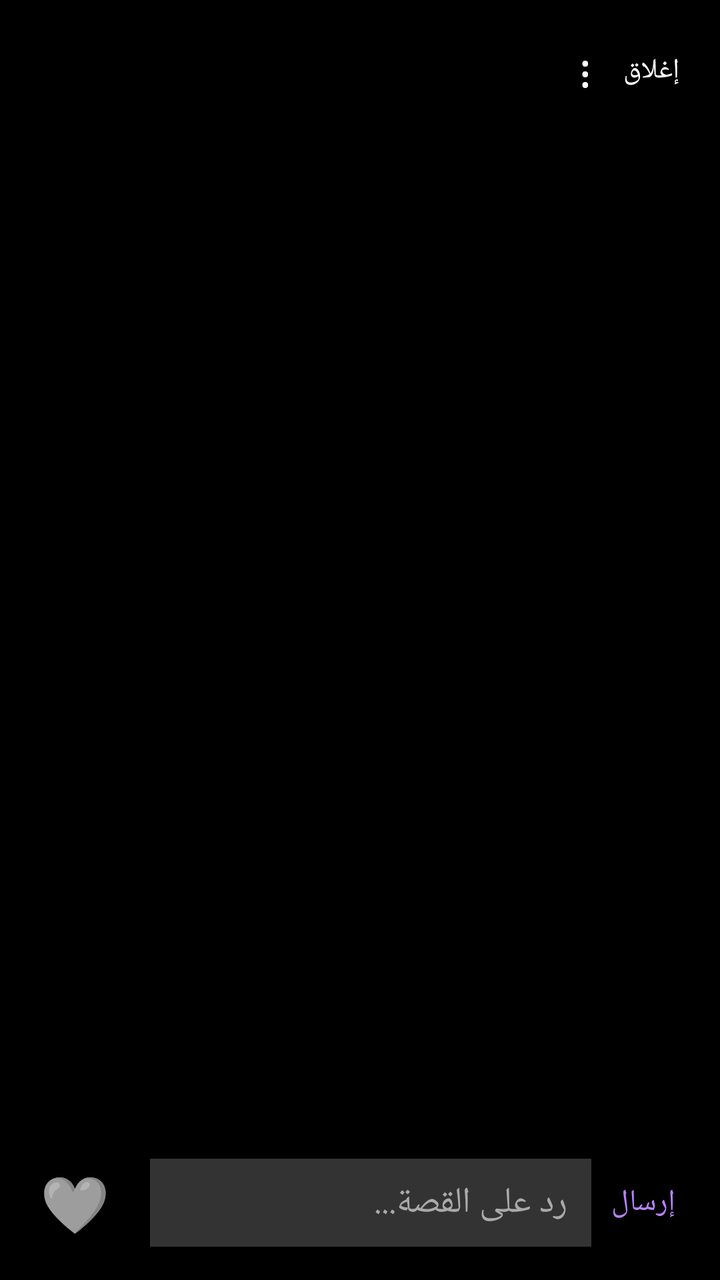
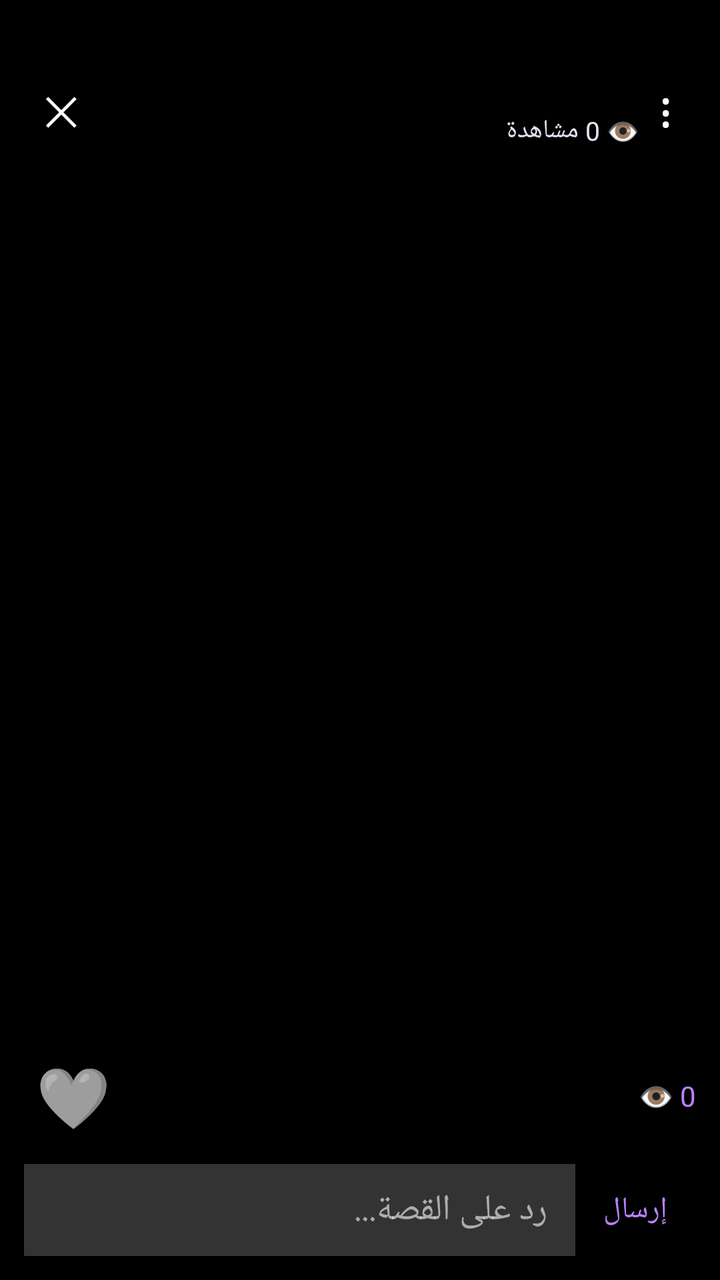

Screens rendered from an Android XML layout before and after an edit, with the pre-edit source and the edit as a unified diff.
<!-- AndroidManifest.xml: application theme Theme.ArabChat -->
<!-- res/layout/activity_story_viewer.xml -->
<?xml version="1.0" encoding="utf-8"?>
<FrameLayout xmlns:android="http://schemas.android.com/apk/res/android"
    android:layout_width="match_parent"
    android:layout_height="match_parent"
    android:background="#000000">

    <ImageView
        android:id="@+id/ivStory"
        android:layout_width="match_parent"
        android:layout_height="match_parent"
        android:scaleType="centerCrop"
        android:visibility="gone" />

    <VideoView
        android:id="@+id/vvStory"
        android:layout_width="match_parent"
        android:layout_height="match_parent"
        android:layout_gravity="center"
        android:visibility="gone" />

    
    <LinearLayout
        android:layout_width="match_parent"
        android:layout_height="wrap_content"
        android:orientation="vertical"
        android:padding="12dp"
        android:background="#66000000">

        <LinearLayout
            android:layout_width="match_parent"
            android:layout_height="wrap_content"
            android:gravity="center_vertical">

            <TextView
                android:id="@+id/tvStoryUser"
                android:layout_width="0dp"
                android:layout_height="wrap_content"
                android:layout_weight="1"
                android:textColor="#FFFFFF"
                android:textSize="16sp"
                android:textStyle="bold" />

            <TextView
                android:id="@+id/tvStoryViews"
                android:layout_width="wrap_content"
                android:layout_height="wrap_content"
                android:textColor="#E0E0E0"
                android:textSize="13sp"
                android:paddingEnd="12dp" />

            <TextView
                android:id="@+id/tvStoryMenu"
                android:layout_width="wrap_content"
                android:layout_height="wrap_content"
                android:text="⋮"
                android:textColor="#FFFFFF"
                android:textSize="22sp"
                android:padding="8dp" />

            <TextView
                android:id="@+id/tvCloseStory"
                android:layout_width="wrap_content"
                android:layout_height="wrap_content"
                android:text="إغلاق"
                android:textColor="#FFFFFF"
                android:padding="8dp" />
        </LinearLayout>

        <TextView
            android:id="@+id/tvStoryCaption"
            android:layout_width="match_parent"
            android:layout_height="wrap_content"
            android:textColor="#F0F0F0"
            android:textSize="14sp"
            android:paddingTop="4dp" />
    </LinearLayout>

    
    <LinearLayout
        android:layout_width="match_parent"
        android:layout_height="wrap_content"
        android:layout_gravity="bottom"
        android:orientation="horizontal"
        android:gravity="center_vertical"
        android:padding="12dp"
        android:background="#66000000">

        <TextView
            android:id="@+id/tvHeart"
            android:layout_width="wrap_content"
            android:layout_height="wrap_content"
            android:text="🤍"
            android:textSize="28sp"
            android:padding="8dp" />

        <TextView
            android:id="@+id/tvHeartCount"
            android:layout_width="wrap_content"
            android:layout_height="wrap_content"
            android:textColor="#FFFFFF"
            android:textSize="14sp"
            android:paddingEnd="12dp" />

        <EditText
            android:id="@+id/etStoryReply"
            android:layout_width="0dp"
            android:layout_height="44dp"
            android:layout_weight="1"
            android:hint="رد على القصة..."
            android:textColorHint="#AAAAAA"
            android:textColor="#FFFFFF"
            android:paddingHorizontal="12dp"
            android:background="#33FFFFFF"
            android:inputType="text"
            android:imeOptions="actionSend"
            android:maxLines="1" />

        <TextView
            android:id="@+id/tvSendReply"
            android:layout_width="wrap_content"
            android:layout_height="wrap_content"
            android:text="إرسال"
            android:textColor="#B983FF"
            android:textSize="15sp"
            android:padding="10dp" />
    </LinearLayout>
</FrameLayout>
<!-- resources referenced by this layout -->
<resources>
  <style name="Theme.ArabChat" parent="Theme.MaterialComponents.NoActionBar">
          <item name="colorPrimary">@color/colorPrimary</item>
          <item name="colorPrimaryDark">@color/colorPrimaryDark</item>
          <item name="colorAccent">@color/colorAccent</item>
          <item name="colorSecondary">@color/colorAccent</item>
          <item name="colorSurface">@color/surfaceElevated</item>
          <item name="colorOnSurface">@color/textPrimaryDark</item>
          <item name="colorOnPrimary">@color/textOnAccent</item>
          <item name="colorOnBackground">@color/textPrimaryDark</item>
          <item name="android:windowBackground">@color/bgBase</item>
          <item name="android:navigationBarColor">@color/amoledBlack</item>
          <item name="android:statusBarColor">@color/amoledBlack</item>
          <item name="android:textColorPrimary">@color/textPrimaryDark</item>
          <item name="android:textColorSecondary">@color/textSecondaryDark</item>
          <item name="android:forceDarkAllowed" tools:targetApi="q">false</item>
      </style>
  <color name="colorPrimary">#7C3AED</color>
  <color name="colorPrimaryDark">#5B21B6</color>
  <color name="colorAccent">#B983FF</color>
  <color name="surfaceElevated">#141019</color>
  <color name="textPrimaryDark">#F5F2FA</color>
  <color name="textOnAccent">#FFFFFF</color>
  <color name="bgBase">#08060C</color>
  <color name="amoledBlack">#000000</color>
  <color name="textSecondaryDark">#B8ADC9</color>
</resources>

<!-- the commit's change to res/layout/activity_story_viewer.xml (unified diff, before → after) -->
@@ -23,8 +23,11 @@
         android:layout_width="match_parent"
         android:layout_height="wrap_content"
         android:orientation="vertical"
-        android:padding="12dp"
-        android:background="#66000000">
+        android:background="#99000000"
+        android:paddingTop="28dp"
+        android:paddingBottom="10dp"
+        android:paddingStart="14dp"
+        android:paddingEnd="14dp">
 
         <LinearLayout
             android:layout_width="match_parent"
@@ -32,21 +35,39 @@
             android:gravity="center_vertical">
 
             <TextView
-                android:id="@+id/tvStoryUser"
+                android:id="@+id/tvCloseStory"
+                android:layout_width="wrap_content"
+                android:layout_height="wrap_content"
+                android:text="✕"
+                android:textColor="#FFFFFF"
+                android:textSize="20sp"
+                android:padding="8dp" />
+
+            <LinearLayout
                 android:layout_width="0dp"
                 android:layout_height="wrap_content"
                 android:layout_weight="1"
-                android:textColor="#FFFFFF"
-                android:textSize="16sp"
-                android:textStyle="bold" />
+                android:orientation="vertical"
+                android:paddingStart="8dp">
 
-            <TextView
-                android:id="@+id/tvStoryViews"
-                android:layout_width="wrap_content"
-                android:layout_height="wrap_content"
-                android:textColor="#E0E0E0"
-                android:textSize="13sp"
-                android:paddingEnd="12dp" />
+                <TextView
+                    android:id="@+id/tvStoryUser"
+                    android:layout_width="match_parent"
+                    android:layout_height="wrap_content"
+                    android:textColor="#FFFFFF"
+                    android:textSize="16sp"
+                    android:textStyle="bold"
+                    android:maxLines="1"
+                    android:ellipsize="end" />
+
+                <TextView
+                    android:id="@+id/tvStoryViews"
+                    android:layout_width="match_parent"
+                    android:layout_height="wrap_content"
+                    android:textColor="#E8E0F5"
+                    android:textSize="13sp"
+                    android:text="👁 0 مشاهدة" />
+            </LinearLayout>
 
             <TextView
                 android:id="@+id/tvStoryMenu"
@@ -54,25 +75,19 @@
                 android:layout_height="wrap_content"
                 android:text="⋮"
                 android:textColor="#FFFFFF"
-                android:textSize="22sp"
-                android:padding="8dp" />
-
-            <TextView
-                android:id="@+id/tvCloseStory"
-                android:layout_width="wrap_content"
-                android:layout_height="wrap_content"
-                android:text="إغلاق"
-                android:textColor="#FFFFFF"
-                android:padding="8dp" />
+                android:textSize="24sp"
+                android:padding="10dp" />
         </LinearLayout>
 
         <TextView
             android:id="@+id/tvStoryCaption"
             android:layout_width="match_parent"
             android:layout_height="wrap_content"
-            android:textColor="#F0F0F0"
+            android:textColor="#F5F5F5"
             android:textSize="14sp"
-            android:paddingTop="4dp" />
+            android:paddingTop="6dp"
+            android:maxLines="3"
+            android:ellipsize="end" />
     </LinearLayout>
 
     
@@ -80,48 +95,71 @@
         android:layout_width="match_parent"
         android:layout_height="wrap_content"
         android:layout_gravity="bottom"
-        android:orientation="horizontal"
-        android:gravity="center_vertical"
-        android:padding="12dp"
-        android:background="#66000000">
+        android:orientation="vertical"
+        android:background="#99000000"
+        android:padding="12dp">
 
-        <TextView
-            android:id="@+id/tvHeart"
-            android:layout_width="wrap_content"
+        <LinearLayout
+            android:layout_width="match_parent"
             android:layout_height="wrap_content"
-            android:text="🤍"
-            android:textSize="28sp"
-            android:padding="8dp" />
+            android:gravity="center_vertical"
+            android:layout_marginBottom="8dp">
 
-        <TextView
-            android:id="@+id/tvHeartCount"
-            android:layout_width="wrap_content"
+            <TextView
+                android:id="@+id/tvHeart"
+                android:layout_width="wrap_content"
+                android:layout_height="wrap_content"
+                android:text="🤍"
+                android:textSize="30sp"
+                android:padding="6dp" />
+
+            <TextView
+                android:id="@+id/tvHeartCount"
+                android:layout_width="wrap_content"
+                android:layout_height="wrap_content"
+                android:textColor="#FFFFFF"
+                android:textSize="15sp"
+                android:minWidth="24dp" />
+
+            <TextView
+                android:id="@+id/tvViewsBig"
+                android:layout_width="0dp"
+                android:layout_height="wrap_content"
+                android:layout_weight="1"
+                android:gravity="end"
+                android:textColor="#B983FF"
+                android:textSize="14sp"
+                android:text="👁 0" />
+        </LinearLayout>
+
+        <LinearLayout
+            android:layout_width="match_parent"
             android:layout_height="wrap_content"
-            android:textColor="#FFFFFF"
-            android:textSize="14sp"
-            android:paddingEnd="12dp" />
+            android:gravity="center_vertical">
 
-        <EditText
-            android:id="@+id/etStoryReply"
-            android:layout_width="0dp"
-            android:layout_height="44dp"
-            android:layout_weight="1"
-            android:hint="رد على القصة..."
-            android:textColorHint="#AAAAAA"
-            android:textColor="#FFFFFF"
-            android:paddingHorizontal="12dp"
-            android:background="#33FFFFFF"
-            android:inputType="text"
-            android:imeOptions="actionSend"
-            android:maxLines="1" />
+            <EditText
+                android:id="@+id/etStoryReply"
+                android:layout_width="0dp"
+                android:layout_height="46dp"
+                android:layout_weight="1"
+                android:hint="رد على القصة..."
+                android:textColorHint="#99FFFFFF"
+                android:textColor="#FFFFFF"
+                android:paddingHorizontal="14dp"
+                android:background="#33FFFFFF"
+                android:inputType="text"
+                android:imeOptions="actionSend"
+                android:maxLines="1" />
 
-        <TextView
-            android:id="@+id/tvSendReply"
-            android:layout_width="wrap_content"
-            android:layout_height="wrap_content"
-            android:text="إرسال"
-            android:textColor="#B983FF"
-            android:textSize="15sp"
-            android:padding="10dp" />
+            <TextView
+                android:id="@+id/tvSendReply"
+                android:layout_width="wrap_content"
+                android:layout_height="46dp"
+                android:gravity="center"
+                android:text="إرسال"
+                android:textColor="#B983FF"
+                android:textSize="15sp"
+                android:paddingHorizontal="14dp" />
+        </LinearLayout>
     </LinearLayout>
 </FrameLayout>
